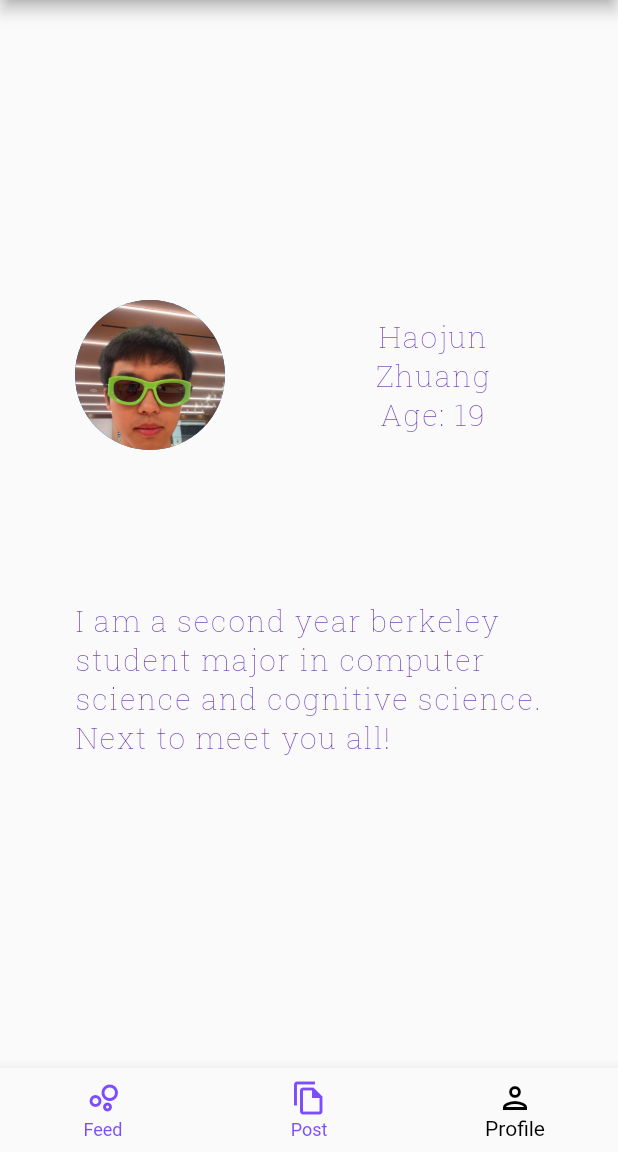
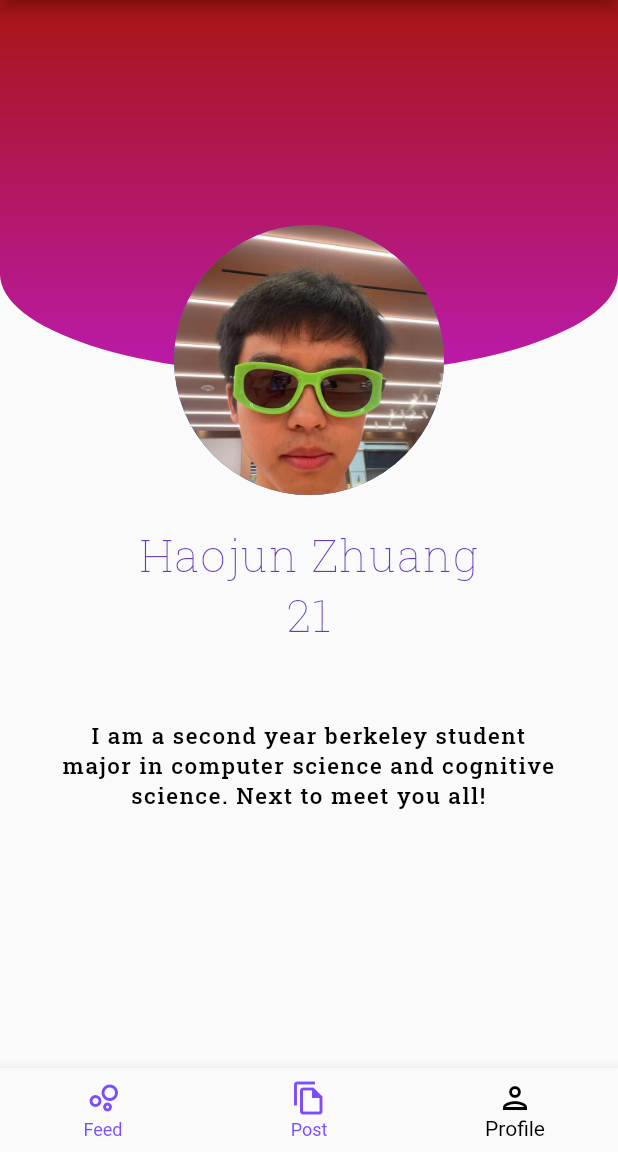
Before and after one commit to Hogean/demo_gs, a Flutter app: the screen it shows after launch, item 3 of the bottom bar chosen, on a phone screen of 412 x 824 dp, the part 84-1236 px from its top. Run offline on Flutter 3.47's test engine with Material 2 defaults, Android fonts, the phone set to English and light mode, and no system bars; our stand-ins replace google_fonts.

Commit message:
fix: improved layout

```diff
--- a/lib/main.dart
+++ b/lib/main.dart
@@ -28,13 +28,13 @@ class MyApp extends StatelessWidget {
               textStyle: const TextStyle(
             color: Colors.deepPurple,
             letterSpacing: 1,
-            fontSize: 20,
+            fontSize: 30,
           )),
           bodyText1: GoogleFonts.robotoSlab(
             textStyle: const TextStyle(
-              color: Colors.deepPurple,
+              color: Colors.black,
               letterSpacing: 1,
-              fontSize: 10,
+              fontSize: 15,
             ),
           ),
         ),
--- a/lib/profile_page.dart
+++ b/lib/profile_page.dart
@@ -2,6 +2,7 @@
 /// Author: Haojun Zhuang
 
 import 'package:flutter/material.dart';
+import 'package:flutter/services.dart';
 
 class ProfilePage extends StatefulWidget {
   const ProfilePage({Key? key}) : super(key: key);
@@ -13,45 +14,59 @@ class ProfilePage extends StatefulWidget {
 class _ProfilePageState extends State<ProfilePage> {
   @override
   Widget build(BuildContext context) {
-    final t1 = Theme.of(context).textTheme.headline1;
+    final t1 = Theme.of(context).textTheme.bodyText1;
+    final t2 = Theme.of(context).textTheme.headline1;
 
-    return Scaffold(
-        body: Center(
-            child: Column(
-                crossAxisAlignment: CrossAxisAlignment.center,
-                children: [
-          const SizedBox(height: 200.0),
-          Row(
-            children: [
-              const SizedBox(
-                width: 50,
-              ),
-              const CircleAvatar(
-                backgroundImage: AssetImage(
-                  'assets/img10.jpeg',
-                ),
-                radius: 50,
-              ),
-              const SizedBox(
-                width: 100,
-              ),
-              Column(
-                children: [
-                  Text('Haojun', style: t1),
-                  Text('Zhuang', style: t1),
-                  Text('Age: 19', style: t1),
-                ],
-              )
-            ],
+    return SafeArea(
+      child: Center(
+          child: Stack(children: [
+        Column(crossAxisAlignment: CrossAxisAlignment.center, children: [
+          Container(
+            padding: const EdgeInsets.only(top: 50.0, bottom: 20.0),
+            width: MediaQuery.of(context).size.width,
+            height: 250.0,
+            decoration: BoxDecoration(
+                borderRadius: BorderRadius.vertical(
+                    bottom: Radius.elliptical(
+                        MediaQuery.of(context).size.width + 200, 200.0)),
+                gradient: const LinearGradient(
+                    begin: Alignment.topCenter,
+                    end: Alignment.bottomCenter,
+                    colors: [
+                      Color.fromARGB(255, 169, 21, 21),
+                      Color.fromARGB(255, 187, 26, 171),
+                    ])),
           ),
           const SizedBox(height: 100.0),
+          Text('Haojun Zhuang', style: t2),
+          Text('21', style: t2),
+          const SizedBox(height: 50.0),
           Container(
-            padding: const EdgeInsets.only(left: 50.0, right: 20.0),
+            padding: const EdgeInsets.only(left: 40.0, right: 40.0),
             child: Center(
                 child: Text(
-                    'I am a second year berkeley student major in computer science and cognitive science. Next to meet you all!',
-                    style: t1)),
+              'I am a second year berkeley student major in computer science and cognitive science. Next to meet you all!',
+              style: t1,
+              textAlign: TextAlign.center,
+            )),
           )
-        ])));
+        ]),
+        Column(
+          crossAxisAlignment: CrossAxisAlignment.center,
+          children: const [
+            SizedBox(
+              height: 150,
+            ),
+            Center(
+                child: CircleAvatar(
+              backgroundImage: AssetImage(
+                'assets/img10.jpeg',
+              ),
+              radius: 90,
+            ))
+          ],
+        )
+      ])),
+    );
   }
 }
```
